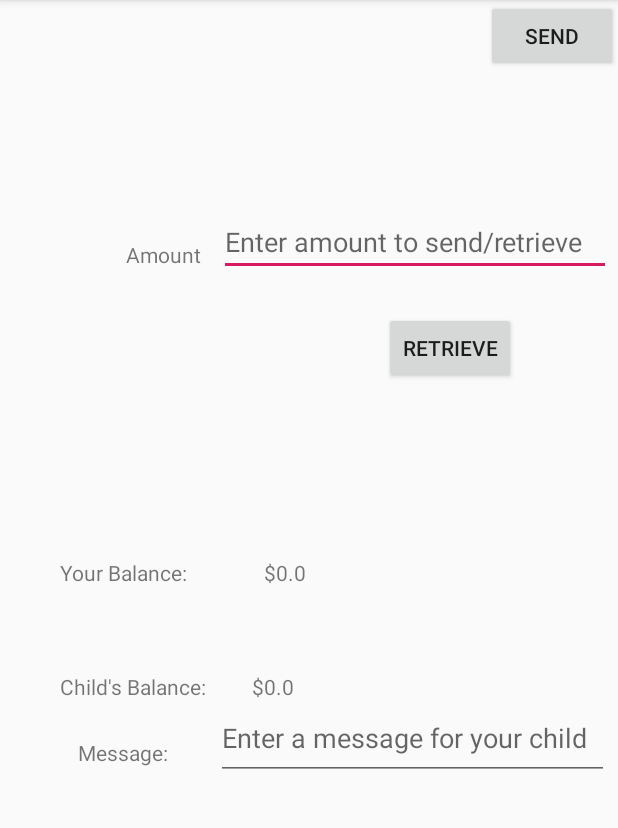
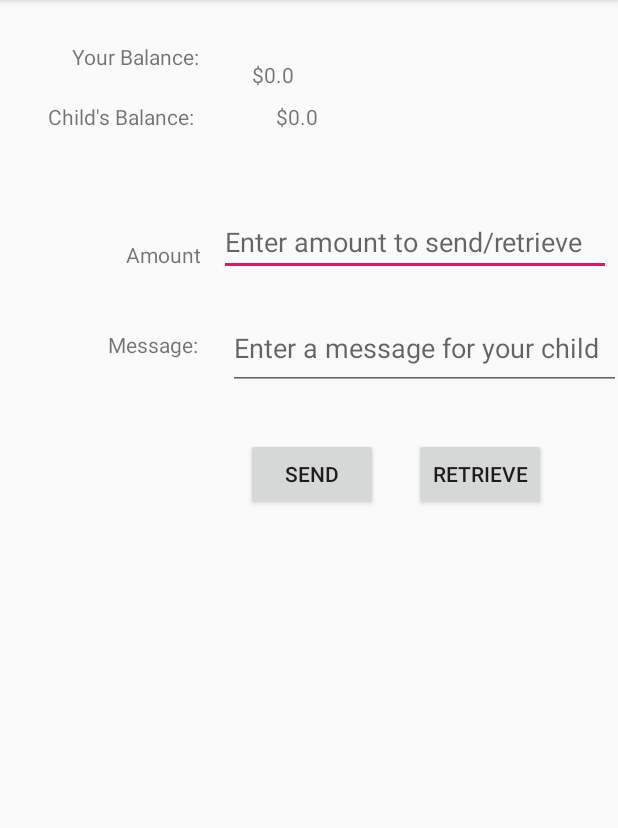
Before and after one commit to catlian/INFS3605_group2, an Android app: the fragment ParentLanding shown on its own in the app's theme, on a phone screen of 412 x 824 dp, the part 84-912 px from its top. Run offline under Robolectric (Android 15) with nearby library versions, the phone set to English and light mode, and no system bars; our stand-ins replace Firebase (no records; nobody signed in at launch, a user with empty details on screens opened directly); 2 statements that could not run were skipped.

Commit message:
Parent landing slightly legible, created potential temp dialog layout for transactions

```diff
--- a/app/src/main/res/layout/parent_landing.xml
+++ b/app/src/main/res/layout/parent_landing.xml
@@ -5,12 +5,13 @@
     android:layout_width="match_parent"
     android:layout_height="match_parent"
     tools:context=".Fragments.ParentLanding">
+
     <TextView
         android:id="@+id/lblChildBalance"
         android:layout_width="wrap_content"
         android:layout_height="wrap_content"
-        android:layout_marginStart="40dp"
-        android:layout_marginTop="448dp"
+        android:layout_marginStart="32dp"
+        android:layout_marginTop="68dp"
         android:text="Child's Balance:"
         app:layout_constraintStart_toStartOf="parent"
         app:layout_constraintTop_toTopOf="parent" />
@@ -19,8 +20,8 @@
         android:id="@+id/lblMessage"
         android:layout_width="wrap_content"
         android:layout_height="wrap_content"
-        android:layout_marginStart="52dp"
-        android:layout_marginTop="492dp"
+        android:layout_marginStart="72dp"
+        android:layout_marginTop="220dp"
         android:text="Message:"
         app:layout_constraintStart_toStartOf="parent"
         app:layout_constraintTop_toTopOf="parent" />
@@ -29,6 +30,8 @@
         android:id="@+id/buttonSend"
         android:layout_width="wrap_content"
         android:layout_height="wrap_content"
+        android:layout_marginTop="292dp"
+        android:layout_marginEnd="160dp"
         android:text="Send"
         app:layout_constraintEnd_toEndOf="parent"
         app:layout_constraintTop_toTopOf="parent" />
@@ -37,8 +40,8 @@
         android:id="@+id/buttonRetrieve"
         android:layout_width="wrap_content"
         android:layout_height="wrap_content"
-        android:layout_marginTop="208dp"
-        android:layout_marginEnd="68dp"
+        android:layout_marginTop="292dp"
+        android:layout_marginEnd="48dp"
         android:text="Retrieve"
         app:layout_constraintEnd_toEndOf="parent"
         app:layout_constraintTop_toTopOf="parent" />
@@ -57,8 +60,8 @@
         android:id="@+id/lblParentBalance"
         android:layout_width="wrap_content"
         android:layout_height="wrap_content"
-        android:layout_marginStart="40dp"
-        android:layout_marginTop="372dp"
+        android:layout_marginStart="48dp"
+        android:layout_marginTop="28dp"
         android:text="Your Balance:"
         app:layout_constraintStart_toStartOf="parent"
         app:layout_constraintTop_toTopOf="parent" />
@@ -67,8 +70,8 @@
         android:id="@+id/txtParentBalance"
         android:layout_width="wrap_content"
         android:layout_height="wrap_content"
-        android:layout_marginStart="176dp"
-        android:layout_marginTop="372dp"
+        android:layout_marginStart="168dp"
+        android:layout_marginTop="40dp"
         android:text="$$"
         app:layout_constraintStart_toStartOf="parent"
         app:layout_constraintTop_toTopOf="parent" />
@@ -77,8 +80,8 @@
         android:id="@+id/txtChildBalance"
         android:layout_width="wrap_content"
         android:layout_height="wrap_content"
-        android:layout_marginStart="168dp"
-        android:layout_marginTop="448dp"
+        android:layout_marginStart="184dp"
+        android:layout_marginTop="68dp"
         android:text="$$"
         app:layout_constraintStart_toStartOf="parent"
         app:layout_constraintTop_toTopOf="parent" />
@@ -99,8 +102,8 @@
         android:id="@+id/editTextMessage"
         android:layout_width="262dp"
         android:layout_height="56dp"
-        android:layout_marginStart="144dp"
-        android:layout_marginTop="464dp"
+        android:layout_marginStart="152dp"
+        android:layout_marginTop="204dp"
         android:ems="10"
         android:hint="Enter a message for your child"
         android:inputType="textPersonName"
```
Also changed, not shown: app/src/main/res/layout/parent_transaction_dialog.xml (added, +63 -0 lines).
